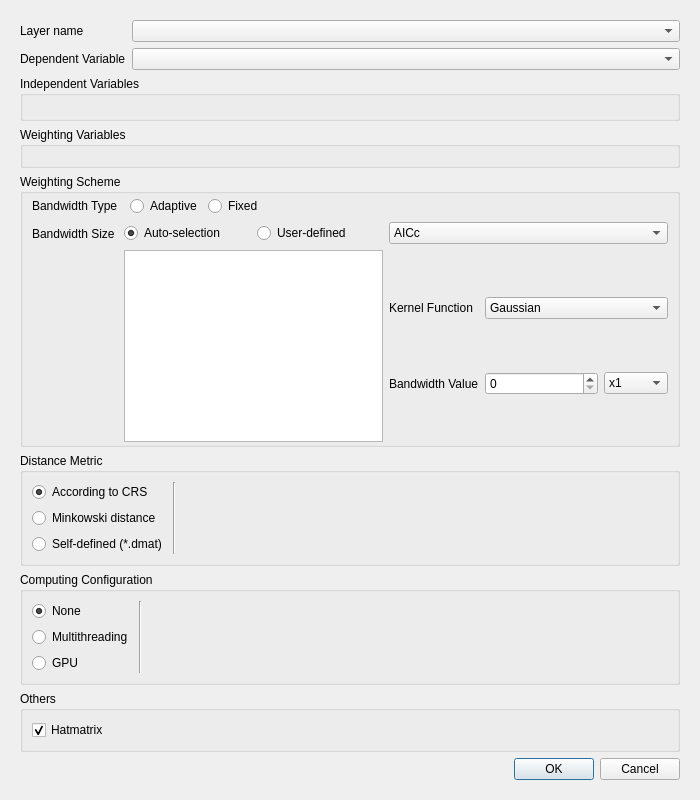
Before: the Qt Designer form src/gwmgtdroptionsdialog.ui in GWmodel-Lab/GWmodelS, drawn with Qt 5.
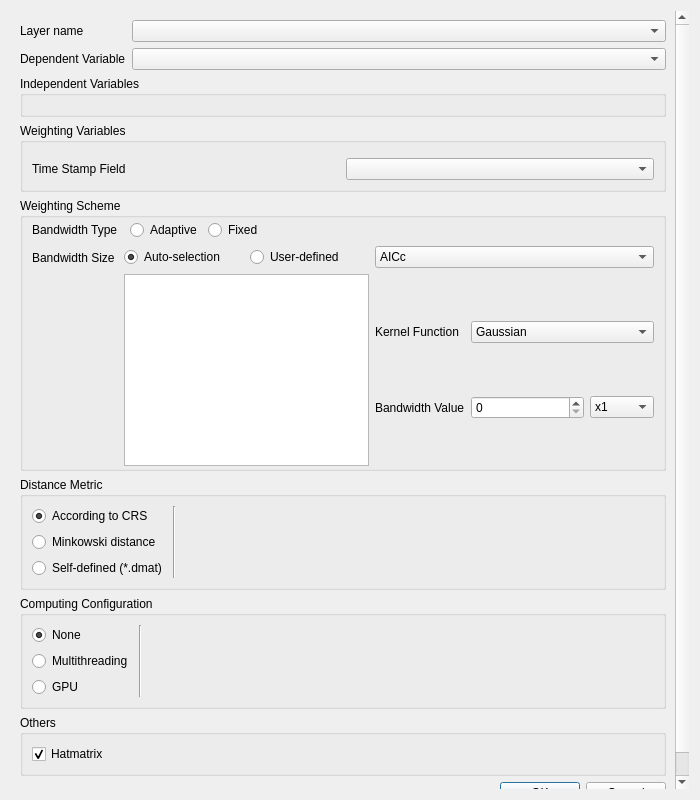
After: the same form once the commit is applied. Custom widgets are drawn as their Qt base class.

Commit message: edit: set time stamp selection

Patch:
```diff
--- a/src/gwmgtdroptionsdialog.ui
+++ b/src/gwmgtdroptionsdialog.ui
@@ -79,8 +79,18 @@
          <property name="title">
           <string>Weighting Variables</string>
          </property>
-         <layout class="QVBoxLayout" name="verticalLayout_8">
-          <item>
+         <layout class="QGridLayout" name="gridLayout_2">
+          <item row="1" column="0">
+           <widget class="QLabel" name="label_10">
+            <property name="text">
+             <string>Time Stamp Field</string>
+            </property>
+           </widget>
+          </item>
+          <item row="1" column="1">
+           <widget class="QComboBox" name="mTimeStampCombo"/>
+          </item>
+          <item row="0" column="0" colspan="2">
            <widget class="GwmIndepVarSelectorWidget" name="mIndepVarSelector_2" native="true"/>
           </item>
          </layout>
```
The commit also changes 5 other files.
